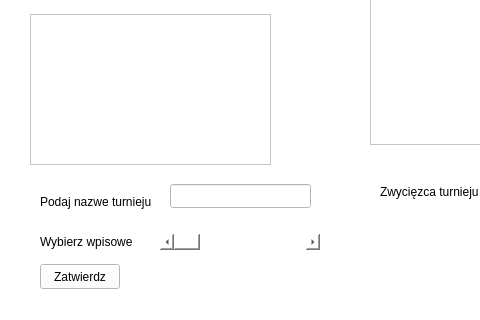
First picture: the form in Football/mainwindow.ui, repository Dawid00/labsCpp, before the edit; both pictures show x 420 to 900 and y 365 to 685 of the 1092 by 685 pixel window.
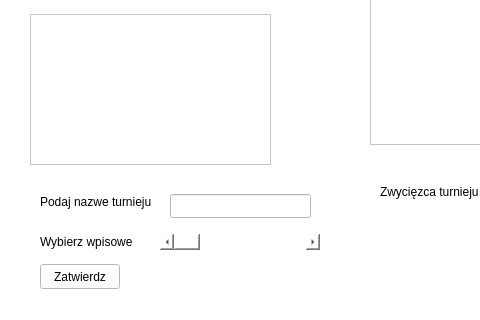
Second picture: the form after the edit.

Commit message: Simple app about football tournament for my second kolos

```diff
--- a/Football/mainwindow.ui
+++ b/Football/mainwindow.ui
@@ -490,7 +490,7 @@
     <property name="geometry">
      <rect>
       <x>590</x>
-      <y>530</y>
+      <y>540</y>
       <width>141</width>
       <height>24</height>
      </rect>
```
The commit also changes 2 other files.
